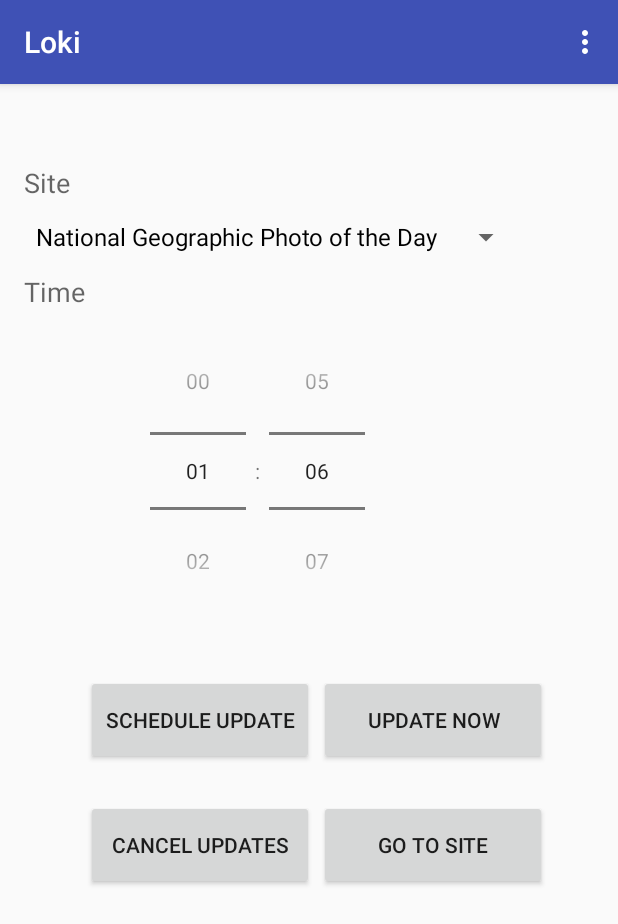
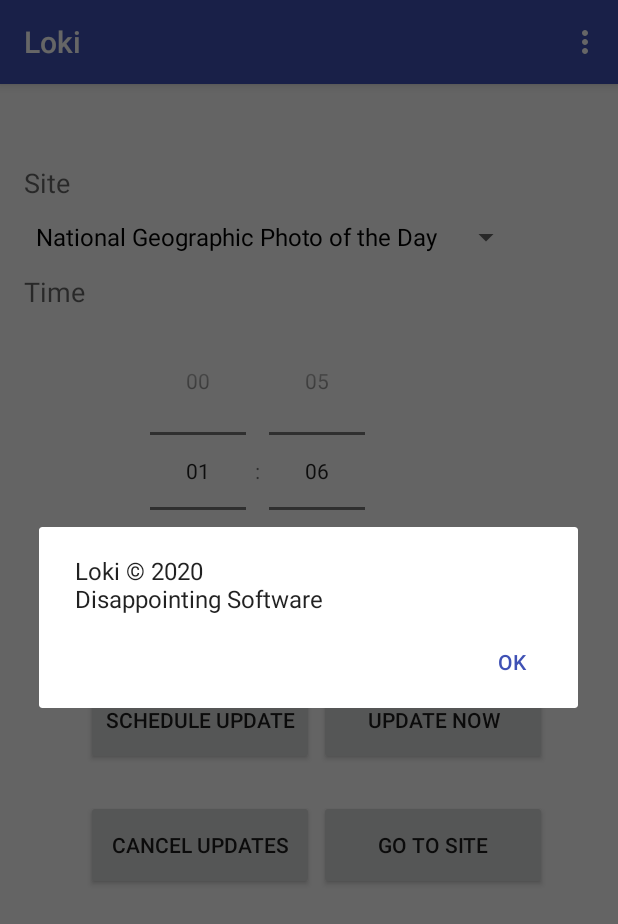
Before and after one commit to zebDuffy/Loki, an Android app: the screen it shows after launch (MainActivity), in the options menu, after a tap on "About", on a phone screen of 412 x 824 dp. Shown: the top 924 px of the screen. Run offline under Robolectric (Android 15) with nearby library versions, the phone set to English and light mode, and no system bars.

Commit message:
fix about

```diff
--- a/app/src/main/java/com/swamptown/bill/loki/MainActivity.java
+++ b/app/src/main/java/com/swamptown/bill/loki/MainActivity.java
@@ -190,20 +190,12 @@ public class MainActivity extends
             int id = item.getItemId();
             if (id == R.id.action_settings) {
 
-                AlertDialog.Builder builder1 = new AlertDialog.Builder(getApplicationContext());
-                builder1.setMessage("Write your message here.");
+                AlertDialog.Builder builder1 = new AlertDialog.Builder(MainActivity.this);
+                builder1.setMessage("Loki © 2020\nDisappointing Software");
                 builder1.setCancelable(true);
 
                 builder1.setPositiveButton(
-                        "Yes",
-                        new DialogInterface.OnClickListener() {
-                            public void onClick(DialogInterface dialog, int id) {
-                                dialog.cancel();
-                            }
-                        });
-
-                builder1.setNegativeButton(
-                        "No",
+                        "OK",
                         new DialogInterface.OnClickListener() {
                             public void onClick(DialogInterface dialog, int id) {
                                 dialog.cancel();
--- a/app/src/main/res/values/colors.xml
+++ b/app/src/main/res/values/colors.xml
@@ -2,5 +2,5 @@
 <resources>
     <color name="colorPrimary">#3F51B5</color>
     <color name="colorPrimaryDark">#303F9F</color>
-    <color name="colorAccent">#FF4081</color>
+    <color name="colorAccent">#3F51B5</color>
 </resources>
--- a/app/src/main/res/values/styles.xml
+++ b/app/src/main/res/values/styles.xml
@@ -14,7 +14,8 @@
     </style>
 
     <style name="AppTheme.AppBarOverlay" parent="ThemeOverlay.AppCompat.Dark.ActionBar" />
-
     <style name="AppTheme.PopupOverlay" parent="ThemeOverlay.AppCompat.Light" />
 
+
+
 </resources>
```
